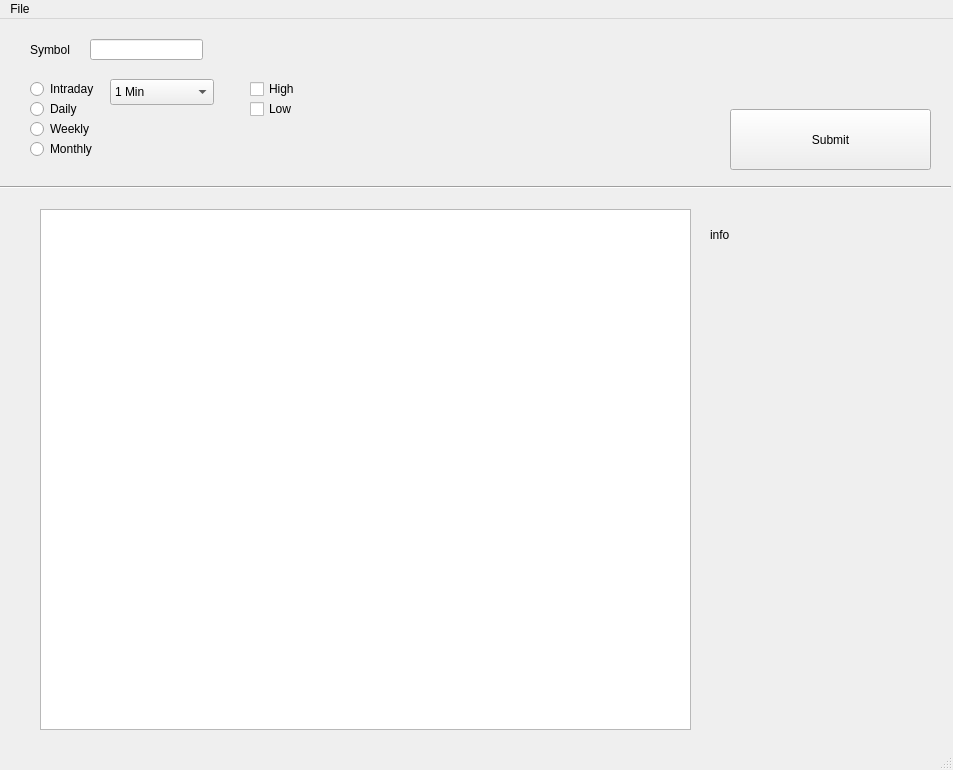
Above: interface.ui from marcus-leung/stockmarketanalysistool before the change. Below: the same form after it.
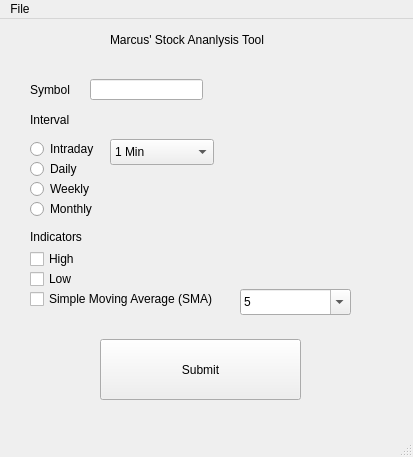
That is the form after the change.

What changed in the file:
```diff
--- a/interface.ui
+++ b/interface.ui
@@ -6,8 +6,8 @@
    <rect>
     <x>0</x>
     <y>0</y>
-    <width>953</width>
-    <height>770</height>
+    <width>413</width>
+    <height>457</height>
    </rect>
   </property>
   <property name="windowTitle">
@@ -18,7 +18,7 @@
     <property name="geometry">
      <rect>
       <x>30</x>
-      <y>20</y>
+      <y>60</y>
       <width>51</width>
       <height>21</height>
      </rect>
@@ -31,7 +31,7 @@
     <property name="geometry">
      <rect>
       <x>90</x>
-      <y>20</y>
+      <y>60</y>
       <width>113</width>
       <height>21</height>
      </rect>
@@ -41,7 +41,7 @@
     <property name="geometry">
      <rect>
       <x>30</x>
-      <y>60</y>
+      <y>120</y>
       <width>100</width>
       <height>20</height>
      </rect>
@@ -57,7 +57,7 @@
     <property name="geometry">
      <rect>
       <x>30</x>
-      <y>80</y>
+      <y>140</y>
       <width>100</width>
       <height>20</height>
      </rect>
@@ -73,7 +73,7 @@
     <property name="geometry">
      <rect>
       <x>30</x>
-      <y>100</y>
+      <y>160</y>
       <width>100</width>
       <height>20</height>
      </rect>
@@ -89,7 +89,7 @@
     <property name="geometry">
      <rect>
       <x>30</x>
-      <y>120</y>
+      <y>180</y>
       <width>100</width>
       <height>20</height>
      </rect>
@@ -105,7 +105,7 @@
     <property name="geometry">
      <rect>
       <x>110</x>
-      <y>60</y>
+      <y>120</y>
       <width>104</width>
       <height>26</height>
      </rect>
@@ -139,40 +139,14 @@
      </property>
     </item>
    </widget>
-   <widget class="Line" name="line">
-    <property name="geometry">
-     <rect>
-      <x>0</x>
-      <y>160</y>
-      <width>951</width>
-      <height>16</height>
-     </rect>
-    </property>
-    <property name="orientation">
-     <enum>Qt::Horizontal</enum>
-    </property>
-   </widget>
-   <widget class="QGraphicsView" name="stock_plot">
-    <property name="enabled">
-     <bool>true</bool>
-    </property>
-    <property name="geometry">
-     <rect>
-      <x>40</x>
-      <y>190</y>
-      <width>651</width>
-      <height>521</height>
-     </rect>
-    </property>
-   </widget>
    <widget class="QPushButton" name="submit_button">
     <property name="enabled">
      <bool>true</bool>
     </property>
     <property name="geometry">
      <rect>
-      <x>730</x>
-      <y>90</y>
+      <x>100</x>
+      <y>320</y>
       <width>201</width>
       <height>61</height>
      </rect>
@@ -184,8 +158,8 @@
    <widget class="QCheckBox" name="high">
     <property name="geometry">
      <rect>
-      <x>250</x>
-      <y>60</y>
+      <x>30</x>
+      <y>230</y>
       <width>87</width>
       <height>20</height>
      </rect>
@@ -197,8 +171,8 @@
    <widget class="QCheckBox" name="low">
     <property name="geometry">
      <rect>
-      <x>250</x>
-      <y>80</y>
+      <x>30</x>
+      <y>250</y>
       <width>87</width>
       <height>20</height>
      </rect>
@@ -207,20 +181,89 @@
      <string>Low</string>
     </property>
    </widget>
-   <widget class="QLabel" name="info">
-    <property name="enabled">
+   <widget class="QLabel" name="interval_label">
+    <property name="geometry">
+     <rect>
+      <x>30</x>
+      <y>90</y>
+      <width>71</width>
+      <height>21</height>
+     </rect>
+    </property>
+    <property name="text">
+     <string>Interval</string>
+    </property>
+   </widget>
+   <widget class="QLabel" name="Indicators_label">
+    <property name="geometry">
+     <rect>
+      <x>30</x>
+      <y>210</y>
+      <width>60</width>
+      <height>16</height>
+     </rect>
+    </property>
+    <property name="text">
+     <string>Indicators</string>
+    </property>
+   </widget>
+   <widget class="QCheckBox" name="SMA">
+    <property name="geometry">
+     <rect>
+      <x>30</x>
+      <y>270</y>
+      <width>211</width>
+      <height>20</height>
+     </rect>
+    </property>
+    <property name="text">
+     <string>Simple Moving Average (SMA)</string>
+    </property>
+   </widget>
+   <widget class="QComboBox" name="SMA_period">
+    <property name="geometry">
+     <rect>
+      <x>240</x>
+      <y>270</y>
+      <width>111</width>
+      <height>26</height>
+     </rect>
+    </property>
+    <property name="editable">
      <bool>true</bool>
     </property>
+    <item>
+     <property name="text">
+      <string>5</string>
+     </property>
+    </item>
+    <item>
+     <property name="text">
+      <string>10</string>
+     </property>
+    </item>
+    <item>
+     <property name="text">
+      <string>15</string>
+     </property>
+    </item>
+    <item>
+     <property name="text">
+      <string>20</string>
+     </property>
+    </item>
+   </widget>
+   <widget class="QLabel" name="title">
     <property name="geometry">
      <rect>
-      <x>710</x>
-      <y>200</y>
-      <width>131</width>
-      <height>31</height>
+      <x>110</x>
+      <y>0</y>
+      <width>211</width>
+      <height>41</height>
      </rect>
     </property>
     <property name="text">
-     <string>info</string>
+     <string>Marcus' Stock Ananlysis Tool</string>
     </property>
    </widget>
    <zorder>symbol_label</zorder>
@@ -242,7 +285,7 @@
     <rect>
      <x>0</x>
      <y>0</y>
-     <width>953</width>
+     <width>413</width>
      <height>24</height>
     </rect>
    </property>
```
Left out of the diff: 10 changed lines with no effect on the pictures.
